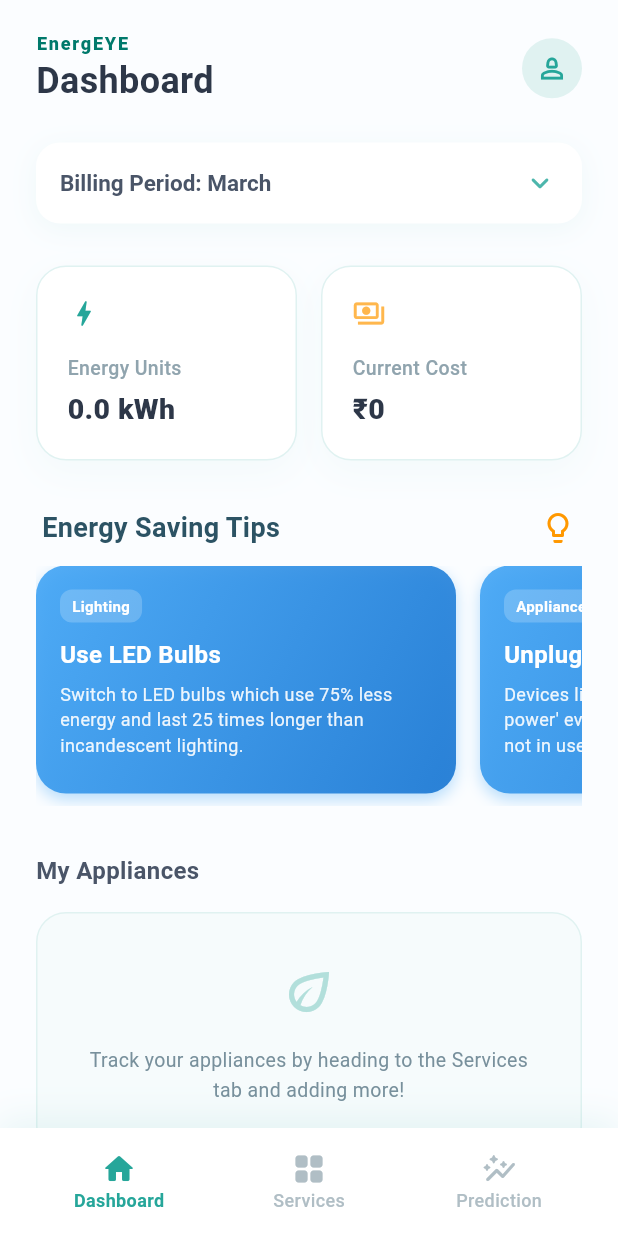
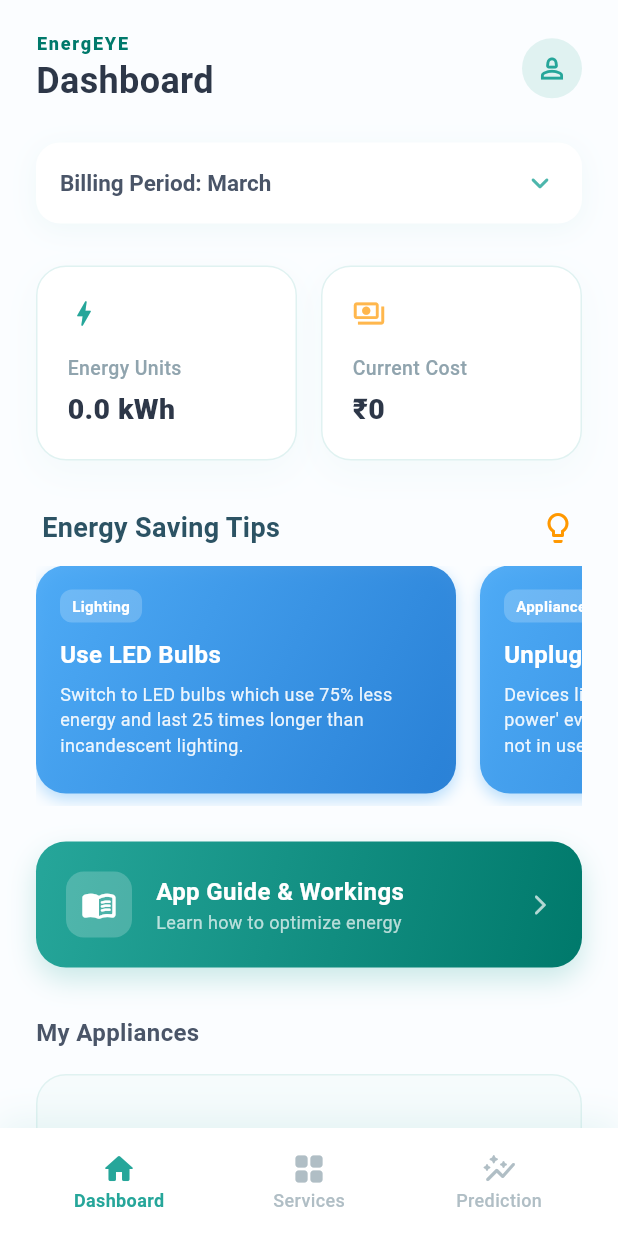
Before and after one commit to Sreejeshkp2006/energeye-household-electricity-forecasting-system-flutter-project-, a Flutter app: the screen it shows once a user with an empty profile is signed in, on a phone screen of 412 x 824 dp. Run offline on Flutter 3.47's test engine with Material 3 defaults, Android fonts, the phone set to English and light mode, and no system bars; our stand-ins replace cloud_firestore, firebase_auth, firebase_core, fl_chart; accounts and stored records are empty.

Commit message:
updated the ui/backend services

```diff
--- a/miniproject/lib/screens/dashboard_screen.dart
+++ b/miniproject/lib/screens/dashboard_screen.dart
@@ -6,6 +6,7 @@ import 'profile_screen.dart';
 import '../models/device_model.dart';
 import '../widgets/device_tile.dart';
 import '../widgets/tips_section.dart';
+import 'user_guide_screen.dart';
 
 class DashboardScreen extends StatefulWidget {
   const DashboardScreen({super.key});
@@ -243,6 +244,70 @@ class _DashboardScreenState extends State<DashboardScreen> {
                   /// TIPS SECTION
                   const TipsSection(),
 
+                  const SizedBox(height: 24),
+
+                  /// APP GUIDE ACTION
+                  GestureDetector(
+                    onTap: () => Navigator.push(
+                      context,
+                      MaterialPageRoute(builder: (_) => const UserGuideScreen()),
+                    ),
+                    child: Container(
+                      padding: const EdgeInsets.all(20),
+                      decoration: BoxDecoration(
+                        gradient: LinearGradient(
+                          colors: [Colors.teal.shade400, Colors.teal.shade700],
+                          begin: Alignment.topLeft,
+                          end: Alignment.bottomRight,
+                        ),
+                        borderRadius: BorderRadius.circular(20),
+                        boxShadow: [
+                          BoxShadow(
+                            color: Colors.teal.withValues(alpha: 0.2),
+                            blurRadius: 15,
+                            offset: const Offset(0, 8),
+                          ),
+                        ],
+                      ),
+                      child: Row(
+                        children: [
+                          Container(
+                            padding: const EdgeInsets.all(10),
+                            decoration: BoxDecoration(
+                              color: Colors.white.withValues(alpha: 0.2),
+                              borderRadius: BorderRadius.circular(12),
+                            ),
+                            child: const Icon(Icons.menu_book_rounded, color: Colors.white, size: 24),
+                          ),
+                          const SizedBox(width: 16),
+                          const Expanded(
+                            child: Column(
+                              crossAxisAlignment: CrossAxisAlignment.start,
+                              children: [
+                                Text(
+                                  "App Guide & Workings",
+                                  style: TextStyle(
+                                    color: Colors.white,
+                                    fontSize: 16,
+                                    fontWeight: FontWeight.w700,
+                                  ),
+                                ),
+                                Text(
+                                  "Learn how to optimize energy",
+                                  style: TextStyle(
+                                    color: Colors.white70,
+                                    fontSize: 12,
+                                  ),
+                                ),
+                              ],
+                            ),
+                          ),
+                          const Icon(Icons.arrow_forward_ios_rounded, color: Colors.white70, size: 16),
+                        ],
+                      ),
+                    ),
+                  ),
+
                   const SizedBox(height: 32),
 
                   /// LIST HEADER
```
Also changed, not shown: miniproject/lib/screens/user_guide_screen.dart (added, +189 -0 lines), miniproject/firebase.json, 3 other files.
